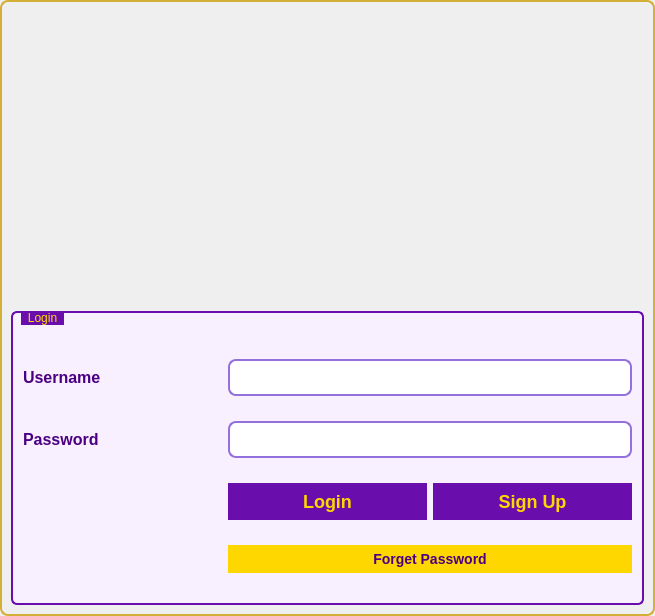
First picture: the form in Login.ui, repository salmajaghoua23/Library, before the edit.
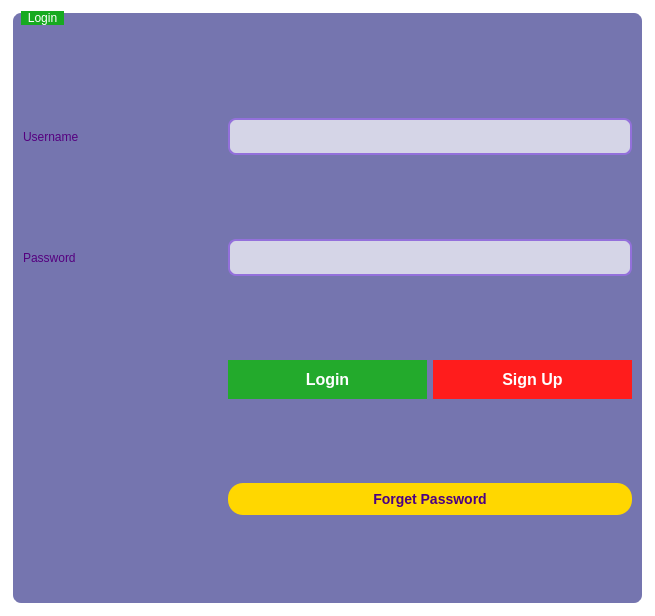
Second picture: the form after the edit. Icons and pictures are not drawn.

Commit message: j'ai fait les taches d'admin pour manipuler les membres

What changed in the file:
```diff
--- a/Login.ui
+++ b/Login.ui
@@ -14,74 +14,19 @@
    <string>Dialog</string>
   </property>
   <property name="styleSheet">
-   <string notr="true">QDialog {
-    background: qlineargradient(
-        x1:0, y1:0, x2:0, y2:1,
-        stop:0 #F8F0FF,  /* Light lavender */
-        stop:1 #E6E6FA   /* Slightly deeper lavender */
-    );
-    font-family: &quot;Segoe UI&quot;, sans-serif;
-    font-size: 16px;
-    color: #4B0082;  /* Deep purple */
-    border: 2px solid #D4AF37;  /* Gold border */
-    border-radius: 8px;
-}
-
-QDialog QLabel {
-    color: #6A0DAD;  /* Royal purple for labels */
-    font-weight: 500;
-}</string>
+   <string notr="true">background:white;</string>
   </property>
   <layout class="QVBoxLayout" name="verticalLayout">
-   <item>
-    <layout class="QHBoxLayout" name="horizontalLayout_2">
-     <item>
-      <spacer name="horizontalSpacer_3">
-       <property name="orientation">
-        <enum>Qt::Orientation::Horizontal</enum>
-       </property>
-       <property name="sizeHint" stdset="0">
-        <size>
-         <width>138</width>
-         <height>20</height>
-        </size>
-       </property>
-      </spacer>
-     </item>
-     <item>
-      <widget class="QLabel" name="label_5">
-       <property name="text">
-        <string/>
-       </property>
-       <property name="pixmap">
-        <pixmap resource="icons.qrc">:/book3.png</pixmap>
-       </property>
-      </widget>
-     </item>
-     <item>
-      <spacer name="horizontalSpacer_4">
-       <property name="orientation">
-        <enum>Qt::Orientation::Horizontal</enum>
-       </property>
-       <property name="sizeHint" stdset="0">
-        <size>
-         <width>128</width>
-         <height>20</height>
-        </size>
-       </property>
-      </spacer>
-     </item>
-    </layout>
-   </item>
    <item>
     <widget class="QGroupBox" name="loginGroup">
      <property name="styleSheet">
       <string notr="true">QGroupBox {
     font: 16pt &quot;Georgia&quot;;
-    border: 2px solid #6A0DAD;  /* Purple border */
+    border: 2px solid white;
     border-radius: 6px;
-    color: #4B0082;  /* Dark purple text */
-    background-color: #F8F0FF;  /* Light lavender background */
+    background-color:rgb(117, 117, 175);
+border-radius: 10px;
+    color: white;
     padding: 10px;
 }
 
@@ -89,67 +34,117 @@
     subcontrol-origin: margin;
     left: 10px;
     padding: 0 5px;
-    color: #FFD700;  /* Gold title text */
-    background-color: #6A0DAD;  /* Purple background for title */
+    color: white;
+    background-color: rgb(23, 170, 32)
 }</string>
      </property>
      <property name="title">
       <string>Login</string>
      </property>
      <layout class="QGridLayout" name="gridLayout_2">
-      <item row="2" column="0">
-       <widget class="QLabel" name="label_6">
+      <item row="1" column="0">
+       <widget class="QLabel" name="label_7">
         <property name="styleSheet">
          <string notr="true">QLabel {
-    font-family: &quot;Segoe UI&quot;, sans-serif;
-    font-size: 16px;
-    color: #4B0082;  /* Violet foncé au lieu de gris */
-    font-weight: 500;  /* Semi-gras pour plus d'élégance */
-}
-
-/* Style optionnel pour les labels importants (titre, etc.) */
-QLabel#importantLabel {
-    color: #6A0DAD;  /* Violet royal */
-    font-weight: 600;
-}
-
-/* Style optionnel pour les labels secondaires */
-QLabel.secondary {
-    color: #9370DB;  /* Violet doux */
-    font-size: 14px;
+    font: bold 18px &quot;Georgia&quot;;
+    color: rgb(85, 0, 127);
+    background-color: transparent;
+	font: 600 italic 22pt &quot;Segoe UI&quot;;
 }</string>
         </property>
         <property name="text">
-         <string>Password</string>
+         <string>Username</string>
         </property>
        </widget>
       </item>
-      <item row="2" column="1" colspan="2">
-       <widget class="QLineEdit" name="password">
+      <item row="1" column="1" colspan="2">
+       <widget class="QLineEdit" name="username">
         <property name="styleSheet">
          <string notr="true">QLineEdit {
-    background-color: #ffffff;
+    background-color: rgba(255, 255, 255, 0.7);  /* Légèrement transparent pour laisser voir le fond */
     border: 2px solid #9370DB;  /* Violet doux */
     border-radius: 8px;
     padding: 6px 10px;
     font-size: 16px;
-    color: #2f4f4f;  /* Gris foncé pour le texte */
+    color: #4B0082;  /* Violet foncé pour le texte */
+    font-weight: bold;
     transition: all 0.3s ease-in-out;
+    backdrop-filter: blur(10px); /* Effet de flou pour l’arrière-plan, en accord avec une image */
 }
 
 QLineEdit:hover {
     border: 2px solid #6A0DAD;  /* Violet plus intense */
-    background-color: #f8f0ff;  /* Lavande très claire */
+    background-color: rgba(248, 240, 255, 0.8);  /* Lavande très claire pour le hover */
 }
 
 QLineEdit:focus {
     border: 2px solid #FFD700;  /* Or pour le focus */
-    background-color: #ffffff;
+    background-color: rgba(255, 255, 255, 1);  /* Blanche pour se détacher au focus */
     color: #4B0082;  /* Violet foncé pour le texte */
-}</string>
+    font-size: 17px;  /* Légère augmentation de la taille pour plus d'attention */
+}
+</string>
         </property>
-        <property name="echoMode">
-         <enum>QLineEdit::EchoMode::Password</enum>
+       </widget>
+      </item>
+      <item row="3" column="2">
+       <widget class="QPushButton" name="signUpButton">
+        <property name="styleSheet">
+         <string notr="true">/* Base Button Style */
+QPushButton {
+    background-color: rgb(255, 28, 28);  /* Royal Purple */
+    color: white;            /* Gold Text */
+    border: none;
+    border-radius: 20px;        /* Rounded Corners */
+    padding: 10px 20px;
+    font-size: 16px;
+    font-weight: bold;
+    transition: all 0.3s ease-in-out;
+}
+
+/* Hover Effect */
+QPushButton:hover {
+    background-color: rgb(179, 126, 82); /* Brighter Purple */
+    color: #FFFACD;             /* Lemon Chiffon */
+    border: 1px solid #FFD700;  /* Gold Border */
+}
+
+/* Pressed Effect */
+QPushButton:pressed {
+    background-color: #4B0082;  /* Indigo */
+    color: #D4AF37;             /* Metallic Gold */
+    font-size: 15px;            /* Slight Shrink */
+    padding: 11px 21px;         /* Compensates for Shrink */
+}
+
+/* Focus Effect */
+QPushButton:focus {
+    outline: none;
+    border: 2px solid #FFD700;
+}
+
+/* Accent Button Variant */
+QPushButton.accent {
+    background-color: #FFD700;  /* Gold */
+    color: #4B0082;             /* Deep Purple */
+}
+
+QPushButton.accent:hover {
+    background-color: #F0E68C;  /* Khaki */
+    color: #4B0082;
+    border: 1px solid #D4AF37;
+}
+
+QPushButton.accent:pressed {
+    background-color: #D4AF37;  /* Metallic Gold */
+    color: #4B0082;
+    font-size: 15px;
+    padding: 11px 21px;
+}
+</string>
+        </property>
+        <property name="text">
+         <string>Sign Up</string>
         </property>
        </widget>
       </item>
@@ -161,49 +156,56 @@
         <property name="styleSheet">
          <string notr="true">/* Base Button Style */
 QPushButton {
-    background-color: #6A0DAD;  /* Royal purple */
-    color: #FFD700;  /* Gold text */
+    background-color: rgb(35, 170, 44);  /* Royal Purple */
+    color: white;            /* Gold Text */
     border: none;
-    border-radius: 20px;  /* Keeping your rounded style */
-    padding: 8px 16px;
-    font-size: 18px;
+    border-radius: 20px;        /* Rounded Corners */
+    padding: 10px 20px;
+    font-size: 16px;
     font-weight: bold;
-    transition: all 0.3s ease;
+    transition: all 0.3s ease-in-out;
 }
 
 /* Hover Effect */
 QPushButton:hover {
-    background-color: #8A2BE2;  /* Brighter purple */
-    color: #FFFACD;  /* Lighter gold */
-    border: 1px solid #FFD700;  /* Gold border appears */
+    background-color: rgb(179, 126, 82); /* Brighter Purple */
+    color: #FFFACD;             /* Lemon Chiffon */
+    border: 1px solid #FFD700;  /* Gold Border */
 }
 
 /* Pressed Effect */
 QPushButton:pressed {
-    background-color: #4B0082;  /* Deep purple */
-    color: #D4AF37;  /* Metallic gold */
-    font-size: 17px;  /* Keeping your subtle shrink effect */
-    padding: 9px 17px;  /* Compensates for font change */
+    background-color: #4B0082;  /* Indigo */
+    color: #D4AF37;             /* Metallic Gold */
+    font-size: 15px;            /* Slight Shrink */
+    padding: 11px 21px;         /* Compensates for Shrink */
 }
 
 /* Focus Effect */
 QPushButton:focus {
-    outline: 2px solid #FFD700;  /* Gold outline */
-    outline-offset: 2px;
+    outline: none;
+    border: 2px solid #FFD700;
 }
+
+/* Accent Button Variant */
 QPushButton.accent {
     background-color: #FFD700;  /* Gold */
-    color: #4B0082;  /* Deep purple text */
+    color: #4B0082;             /* Deep Purple */
 }
 
 QPushButton.accent:hover {
-    background-color: #F0E68C;  /* Light gold */
+    background-color: #F0E68C;  /* Khaki */
+    color: #4B0082;
     border: 1px solid #D4AF37;
 }
 
 QPushButton.accent:pressed {
-    background-color: #D4AF37;  /* Metallic gold */
-}</string>
+    background-color: #D4AF37;  /* Metallic Gold */
+    color: #4B0082;
+    font-size: 15px;
+    padding: 11px 21px;
+}
+</string>
         </property>
         <property name="text">
          <string>Login</string>
@@ -216,60 +218,6 @@
         </property>
        </widget>
       </item>
-      <item row="3" column="2">
-       <widget class="QPushButton" name="signUpButton">
-        <property name="styleSheet">
-         <string notr="true">/* Base Button Style */
-QPushButton {
-    background-color: #6A0DAD;  /* Royal purple */
-    color: #FFD700;  /* Gold text */
-    border: none;
-    border-radius: 20px;  /* Keeping your rounded style */
-    padding: 8px 16px;
-    font-size: 18px;
-    font-weight: bold;
-    transition: all 0.3s ease;
-}
-
-/* Hover Effect */
-QPushButton:hover {
-    background-color: #8A2BE2;  /* Brighter purple */
-    color: #FFFACD;  /* Lighter gold */
-    border: 1px solid #FFD700;  /* Gold border appears */
-}
-
-/* Pressed Effect */
-QPushButton:pressed {
-    background-color: #4B0082;  /* Deep purple */
-    color: #D4AF37;  /* Metallic gold */
-    font-size: 17px;  /* Keeping your subtle shrink effect */
-    padding: 9px 17px;  /* Compensates for font change */
-}
-
-/* Focus Effect */
-QPushButton:focus {
-    outline: 2px solid #FFD700;  /* Gold outline */
-    outline-offset: 2px;
-}
-QPushButton.accent {
-    background-color: #FFD700;  /* Gold */
-    color: #4B0082;  /* Deep purple text */
-}
-
-QPushButton.accent:hover {
-    background-color: #F0E68C;  /* Light gold */
-    border: 1px solid #D4AF37;
-}
-
-QPushButton.accent:pressed {
-    background-color: #D4AF37;  /* Metallic gold */
-}</string>
-        </property>
-        <property name="text">
-         <string>Sign Up</string>
-        </property>
-       </widget>
-      </item>
       <item row="4" column="1" colspan="2">
        <widget class="QPushButton" name="forgetPasswdBtn">
         <property name="focusPolicy">
@@ -277,80 +225,81 @@
         </property>
         <property name="styleSheet">
          <string notr="true">#forgetPasswdBtn {
-    background-color: #FFD700;  /* Gold background */
-    color: #4B0082;  /* Deep purple text */
+    background-color: #FFD700;        /* Gold background */
+    color: #4B0082;                   /* Deep purple text */
     border: none;
     border-radius: 15px;
-    padding: 6px 12px;
+    padding: 8px 16px;                /* Un peu plus de confort visuel */
     font-size: 14px;
     font-weight: 600;
+    transition: all 0.3s ease-in-out;
 }
 
 #forgetPasswdBtn:hover {
-    background-color: #F0E68C;  /* Light gold */
-    color: #6A0DAD;
+    background-color: #F0E68C;        /* Light gold */
+    color: #6A0DAD;                   /* Royal purple */
+    border: 1px solid #D4AF37;        /* Fin contour pour la clarté */
 }
 
 #forgetPasswdBtn:pressed {
-    background-color: #D4AF37;  /* Metallic gold */
-}</string>
+    background-color: #D4AF37;        /* Metallic gold */
+    color: #4B0082;
+    padding: 9px 17px;                /* Effet visuel subtil de clic */
+    font-size: 13.5px;
+}
+</string>
         </property>
         <property name="text">
          <string>Forget Password</string>
         </property>
        </widget>
       </item>
-      <item row="1" column="0">
-       <widget class="QLabel" name="label_7">
-        <property name="styleSheet">
-         <string notr="true">QLabel {
-    font-family: &quot;Segoe UI&quot;, sans-serif;
-    font-size: 16px;
-    color: #4B0082;  /* Violet foncé au lieu de gris */
-    font-weight: 500;  /* Semi-gras pour plus d'élégance */
-}
-
-/* Style optionnel pour les labels importants (titre, etc.) */
-QLabel#importantLabel {
-    color: #6A0DAD;  /* Violet royal */
-    font-weight: 600;
-}
-
-/* Style optionnel pour les labels secondaires */
-QLabel.secondary {
-    color: #9370DB;  /* Violet doux */
-    font-size: 14px;
-}</string>
-        </property>
-        <property name="text">
-         <string>Username</string>
-        </property>
-       </widget>
-      </item>
-      <item row="1" column="1" colspan="2">
-       <widget class="QLineEdit" name="username">
+      <item row="2" column="1" colspan="2">
+       <widget class="QLineEdit" name="password">
         <property name="styleSheet">
          <string notr="true">QLineEdit {
-    background-color: #ffffff;
+    background-color: rgba(255, 255, 255, 0.7);  /* Légèrement transparent pour laisser voir le fond */
     border: 2px solid #9370DB;  /* Violet doux */
     border-radius: 8px;
     padding: 6px 10px;
     font-size: 16px;
-    color: #2f4f4f;  /* Gris foncé pour le texte */
+    color: #4B0082;  /* Violet foncé pour le texte */
+    font-weight: bold;
     transition: all 0.3s ease-in-out;
+    backdrop-filter: blur(10px); /* Effet de flou pour l’arrière-plan, en accord avec une image */
 }
 
 QLineEdit:hover {
     border: 2px solid #6A0DAD;  /* Violet plus intense */
-    background-color: #f8f0ff;  /* Lavande très claire */
+    background-color: rgba(248, 240, 255, 0.8);  /* Lavande très claire pour le hover */
 }
 
 QLineEdit:focus {
     border: 2px solid #FFD700;  /* Or pour le focus */
-    background-color: #ffffff;
+    background-color: rgba(255, 255, 255, 1);  /* Blanche pour se détacher au focus */
     color: #4B0082;  /* Violet foncé pour le texte */
+    font-size: 17px;  /* Légère augmentation de la taille pour plus d'attention */
+}
+</string>
+        </property>
+        <property name="echoMode">
+         <enum>QLineEdit::EchoMode::Password</enum>
+        </property>
+       </widget>
+      </item>
+      <item row="2" column="0">
+       <widget class="QLabel" name="label_6">
+        <property name="styleSheet">
+         <string notr="true">QLabel {
+    font: bold 18px &quot;Georgia&quot;;
+    color: rgb(85, 0, 127);
+    background-color: transparent;
+	font: 600 italic 22pt &quot;Segoe UI&quot;;
 }</string>
         </property>
+        <property name="text">
+         <string>Password</string>
+        </property>
        </widget>
       </item>
      </layout>
```
Left out of the diff: 4 changed lines with no effect on the pictures. The commit also changes 123 other files.
